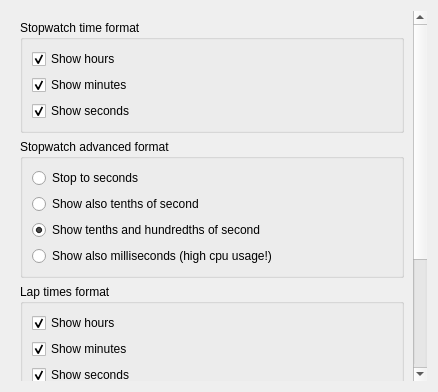
Old version of the form widgets/generalsettings.ui in the repository KDE/kronometer.
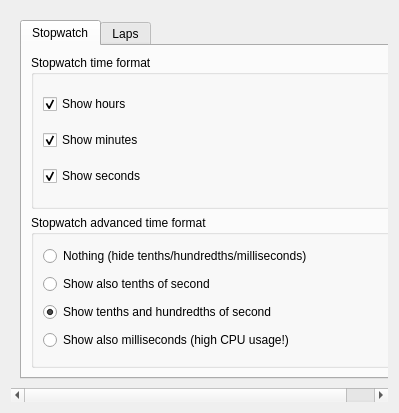
New version of the form. The open tabs and pages were chosen to show the change.

Commit message: Small UI fix in general settings and small code refactoring

```diff
--- a/widgets/generalsettings.ui
+++ b/widgets/generalsettings.ui
@@ -6,8 +6,8 @@
    <rect>
     <x>0</x>
     <y>0</y>
-    <width>438</width>
-    <height>392</height>
+    <width>399</width>
+    <height>413</height>
    </rect>
   </property>
   <property name="windowTitle">
@@ -27,12 +27,22 @@
        <rect>
         <x>0</x>
         <y>0</y>
-        <width>413</width>
-        <height>498</height>
+        <width>391</width>
+        <height>405</height>
        </rect>
       </property>
       <layout class="QVBoxLayout" name="verticalLayout_3">
        <item>
+        <widget class="QTabWidget" name="tabWidget">
+         <property name="currentIndex">
+          <number>1</number>
+         </property>
+         <widget class="QWidget" name="tab">
+          <attribute name="title">
+           <string>Stopwatch</string>
+          </attribute>
+          <layout class="QVBoxLayout" name="verticalLayout_7">
+           <item>
         <widget class="QGroupBox" name="groupBox_4">
          <property name="minimumSize">
           <size>
@@ -86,13 +96,13 @@
           </size>
          </property>
          <property name="title">
-          <string>Stopwatch advanced format</string>
+              <string>Stopwatch advanced time format</string>
          </property>
          <layout class="QVBoxLayout" name="verticalLayout_6">
           <item>
            <widget class="QRadioButton" name="kcfg_stopToSeconds">
             <property name="text">
-             <string>Stop to seconds</string>
+                 <string>Nothing (hide tenths/hundredths/milliseconds)</string>
             </property>
            </widget>
           </item>
@@ -116,13 +126,20 @@
           <item>
            <widget class="QRadioButton" name="kcfg_showMilliseconds">
             <property name="text">
-             <string>Show also milliseconds (high cpu usage!)</string>
+                 <string>Show also milliseconds (high CPU usage!)</string>
             </property>
            </widget>
           </item>
          </layout>
         </widget>
        </item>
+          </layout>
+         </widget>
+         <widget class="QWidget" name="tab_2">
+          <attribute name="title">
+           <string>Laps</string>
+          </attribute>
+          <layout class="QVBoxLayout" name="verticalLayout_8">
        <item>
         <widget class="QGroupBox" name="groupBox_3">
          <property name="minimumSize">
@@ -212,6 +229,10 @@
            </widget>
           </item>
          </layout>
+            </widget>
+           </item>
+          </layout>
+         </widget>
         </widget>
        </item>
       </layout>
```
Left out of the diff: 2 changed lines with no effect on the pictures. Lines whose indentation alone changed are shown as unchanged. The commit also changes 5 other files.
